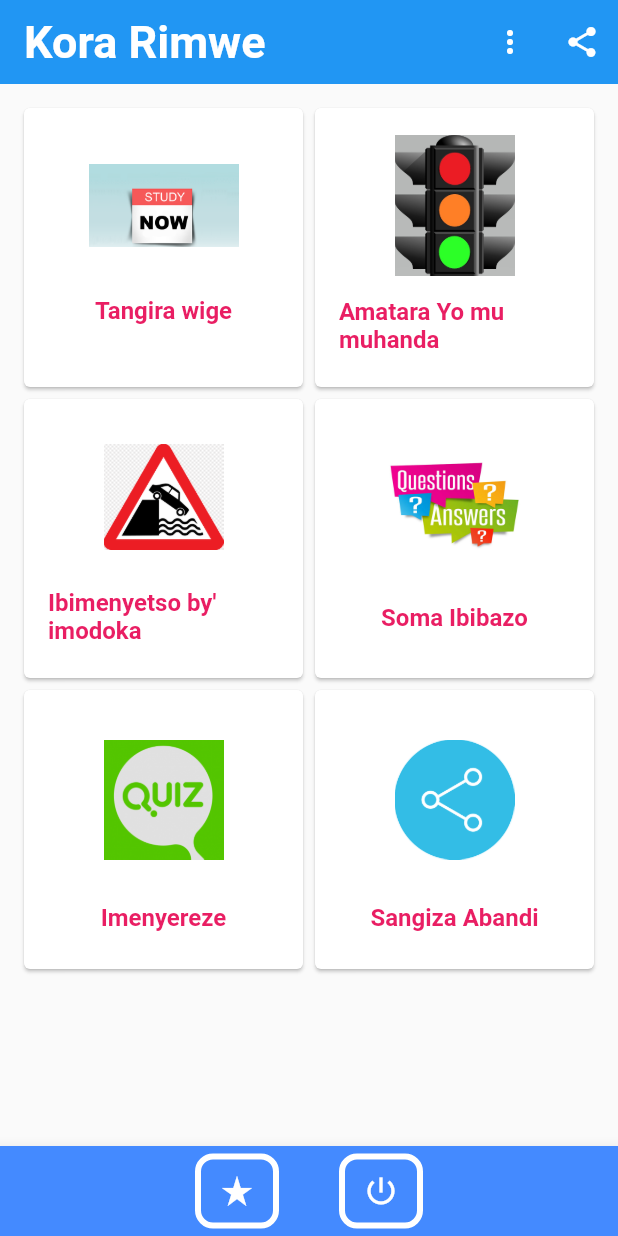
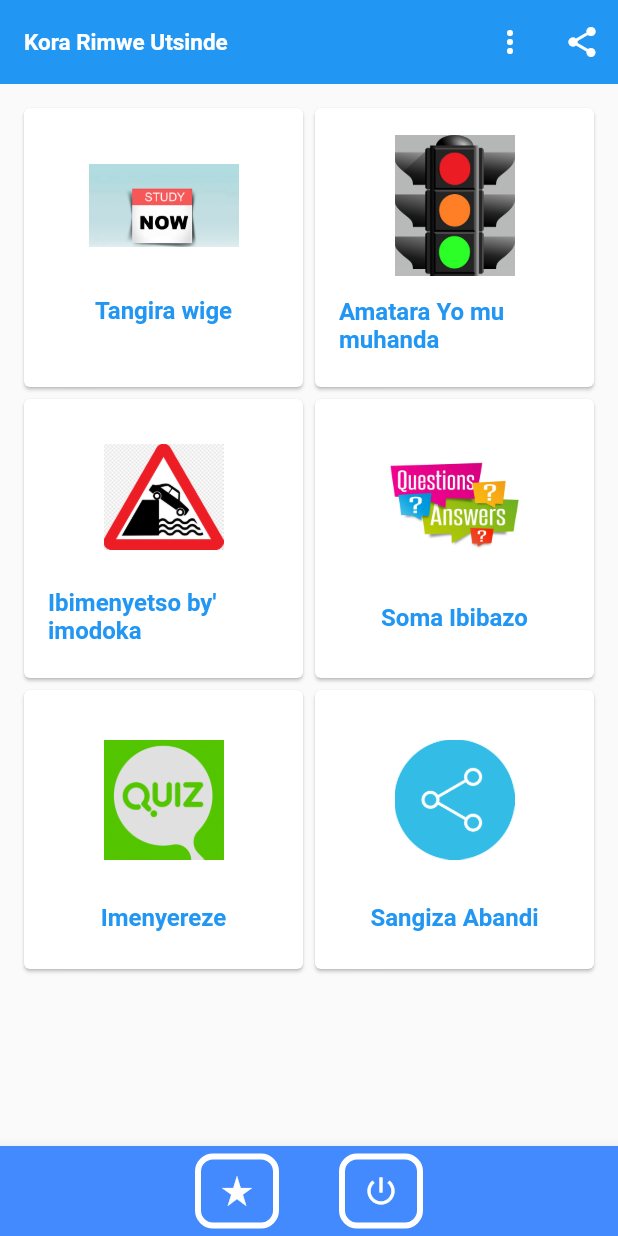
Before and after one commit to teerenzo/amategeko12, a Flutter app: the screen it shows after launch, on a phone screen of 412 x 824 dp. Run offline on Flutter 3.47's test engine with Material 2 defaults, Android fonts, the light colour scheme and no system bars.

Commit message:
tee committed

```diff
--- a/lib/main.dart
+++ b/lib/main.dart
@@ -26,9 +26,9 @@ class _MyHomeState extends State<MyHome> {
       appBar: AppBar(
           elevation: 0.0,
           title: Text(
-            "Kora Rimwe",
-            style: TextStyle(fontSize: 30.0, fontWeight: FontWeight.bold),
-          ),
+          "Kora Rimwe Utsinde",
+          style: TextStyle(fontSize: 15.0, fontWeight: FontWeight.bold),
+        ),
         actions: [
           IconButton(icon: Icon(Icons.more_vert,color: Colors.white,), onPressed: null),
           IconButton(icon: Icon(Icons.share,color: Colors.white,), onPressed: null)
@@ -97,7 +97,9 @@ class _MyHomeState extends State<MyHome> {
                         children: [
                           Image.asset("images/study.png",width: 100,),
                           Text("Tangira wige",style: TextStyle(
-                              fontSize: 16.0,color: Colors.pink,fontWeight: FontWeight.w700
+                              fontSize: 16.0,
+                              color: Colors.blue,
+                              fontWeight: FontWeight.w700
                           ),),
                         ],
                       ),
@@ -125,7 +127,9 @@ class _MyHomeState extends State<MyHome> {
                         children: [
                           Image.asset("images/traffic_light.jpg",width: 80,),
                           Text("Amatara Yo mu muhanda",style: TextStyle(
-                              fontSize: 16.0,color: Colors.pink,fontWeight: FontWeight.w700
+                              fontSize: 16.0,
+                              color: Colors.blue,
+                              fontWeight: FontWeight.w700
                           ),),
                         ],
                       ),
@@ -152,7 +156,9 @@ class _MyHomeState extends State<MyHome> {
                         children: [
                           Image.asset("images/carSign.png",width: 80,),
                           Text("Ibimenyetso by' imodoka",style: TextStyle(
-                              fontSize: 16.0,color: Colors.pink,fontWeight: FontWeight.w700
+                              fontSize: 16.0,
+                              color: Colors.blue,
+                              fontWeight: FontWeight.w700
                           ),),
                         ],
                       ),
@@ -177,7 +183,9 @@ class _MyHomeState extends State<MyHome> {
                       children: [
                         Image.asset("images/questions.jpg",width: 100,),
                         Text("Soma Ibibazo",style: TextStyle(
-                            fontSize: 16.0,color: Colors.pink,fontWeight: FontWeight.w700
+                            fontSize: 16.0,
+                            color: Colors.blue,
+                            fontWeight: FontWeight.w700
                         ),),
                       ],
                     ),
@@ -202,7 +210,9 @@ class _MyHomeState extends State<MyHome> {
                       children: [
                         Image.asset("images/quiz_logo.png", width: 80,),
                         Text("Imenyereze",style: TextStyle(
-                            fontSize: 16.0,color: Colors.pink,fontWeight: FontWeight.w700
+                            fontSize: 16.0,
+                            color: Colors.blue,
+                            fontWeight: FontWeight.w700
                         ),),
                       ],
                     ),
@@ -224,7 +234,9 @@ class _MyHomeState extends State<MyHome> {
 
                       ),
                       Text("Sangiza Abandi",style: TextStyle(
-                          fontSize: 16.0,color: Colors.pink,fontWeight: FontWeight.w700
+                          fontSize: 16.0,
+                          color: Colors.blue,
+                          fontWeight: FontWeight.w700
                       ))
                     ],
                   ),
```
